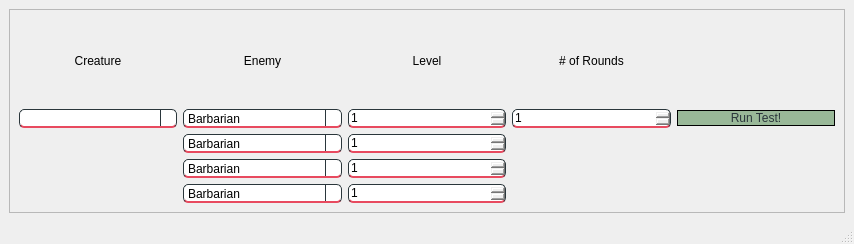
This is UI/TestMod.ui in TheNephalian/Senior-Project as Qt 5 draws it before an edit. The edited form follows.
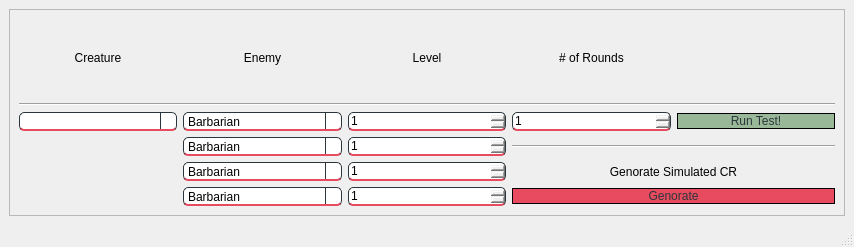
This is the edited form.

```diff
--- a/UI/TestMod.ui
+++ b/UI/TestMod.ui
@@ -7,7 +7,7 @@
     <x>0</x>
     <y>0</y>
     <width>854</width>
-    <height>244</height>
+    <height>247</height>
    </rect>
   </property>
   <property name="windowTitle">
@@ -57,28 +57,37 @@
          <x>0</x>
          <y>0</y>
          <width>834</width>
-         <height>181</height>
+         <height>184</height>
         </rect>
        </property>
        <layout class="QGridLayout" name="gridLayout">
-        <item row="0" column="0">
-         <widget class="QLabel" name="label">
-          <property name="text">
-           <string>Creature</string>
-          </property>
-          <property name="alignment">
-           <set>Qt::AlignCenter</set>
-          </property>
-         </widget>
-        </item>
-        <item row="0" column="1">
-         <widget class="QLabel" name="label_2">
-          <property name="text">
-           <string>Enemy</string>
-          </property>
-          <property name="alignment">
-           <set>Qt::AlignCenter</set>
-          </property>
+        <item row="5" column="1">
+         <widget class="QComboBox" name="enemyComboBox_4">
+          <item>
+           <property name="text">
+            <string>Barbarian</string>
+           </property>
+          </item>
+          <item>
+           <property name="text">
+            <string>Fighter</string>
+           </property>
+          </item>
+          <item>
+           <property name="text">
+            <string>Ranger</string>
+           </property>
+          </item>
+          <item>
+           <property name="text">
+            <string>Rogue</string>
+           </property>
+          </item>
+          <item>
+           <property name="text">
+            <string>Wizard</string>
+           </property>
+          </item>
          </widget>
         </item>
         <item row="0" column="2">
@@ -91,49 +100,37 @@
           </property>
          </widget>
         </item>
-        <item row="0" column="3">
-         <widget class="QLabel" name="label_3">
+        <item row="0" column="0">
+         <widget class="QLabel" name="label">
           <property name="text">
-           <string># of Rounds</string>
+           <string>Creature</string>
           </property>
           <property name="alignment">
            <set>Qt::AlignCenter</set>
           </property>
          </widget>
         </item>
-        <item row="1" column="0">
-         <widget class="QComboBox" name="creatureComboBox"/>
+        <item row="4" column="3" colspan="2">
+         <widget class="QLabel" name="label_5">
+          <property name="text">
+           <string>Genorate Simulated CR</string>
+          </property>
+          <property name="alignment">
+           <set>Qt::AlignCenter</set>
+          </property>
+         </widget>
         </item>
-        <item row="1" column="1">
-         <widget class="QComboBox" name="enemyComboBox">
-          <item>
-           <property name="text">
-            <string>Barbarian</string>
-           </property>
-          </item>
-          <item>
-           <property name="text">
-            <string>Fighter</string>
-           </property>
-          </item>
-          <item>
-           <property name="text">
-            <string>Ranger</string>
-           </property>
-          </item>
-          <item>
-           <property name="text">
-            <string>Rogue</string>
-           </property>
-          </item>
-          <item>
-           <property name="text">
-            <string>Wizard</string>
-           </property>
-          </item>
+        <item row="4" column="2">
+         <widget class="QSpinBox" name="spinBox_3">
+          <property name="minimum">
+           <number>1</number>
+          </property>
+          <property name="maximum">
+           <number>20</number>
+          </property>
          </widget>
         </item>
-        <item row="1" column="2">
+        <item row="2" column="2">
          <widget class="QSpinBox" name="spinBox">
           <property name="minimum">
            <number>1</number>
@@ -143,14 +140,14 @@
           </property>
          </widget>
         </item>
-        <item row="1" column="3">
+        <item row="2" column="3">
          <widget class="QSpinBox" name="roundSpinBox">
           <property name="minimum">
            <number>1</number>
           </property>
          </widget>
         </item>
-        <item row="1" column="4">
+        <item row="2" column="4">
          <widget class="QPushButton" name="runTestButton">
           <property name="styleSheet">
            <string notr="true">color: rgb(42, 54, 59);
@@ -161,8 +158,39 @@
           </property>
          </widget>
         </item>
+        <item row="2" column="0">
+         <widget class="QComboBox" name="creatureComboBox"/>
+        </item>
+        <item row="5" column="3" colspan="2">
+         <widget class="QPushButton" name="pushButton">
+          <property name="styleSheet">
+           <string notr="true">color: rgb(42, 54, 59);
+background-color: rgb(232, 74, 95);</string>
+          </property>
+          <property name="text">
+           <string>Genorate</string>
+          </property>
+         </widget>
+        </item>
+        <item row="3" column="3" colspan="2">
+         <widget class="Line" name="line">
+          <property name="orientation">
+           <enum>Qt::Horizontal</enum>
+          </property>
+         </widget>
+        </item>
+        <item row="0" column="3">
+         <widget class="QLabel" name="label_3">
+          <property name="text">
+           <string># of Rounds</string>
+          </property>
+          <property name="alignment">
+           <set>Qt::AlignCenter</set>
+          </property>
+         </widget>
+        </item>
         <item row="2" column="1">
-         <widget class="QComboBox" name="enemyComboBox_2">
+         <widget class="QComboBox" name="enemyComboBox">
           <item>
            <property name="text">
             <string>Barbarian</string>
@@ -190,8 +218,8 @@
           </item>
          </widget>
         </item>
-        <item row="2" column="2">
-         <widget class="QSpinBox" name="spinBox_2">
+        <item row="5" column="2">
+         <widget class="QSpinBox" name="spinBox_4">
           <property name="minimum">
            <number>1</number>
           </property>
@@ -200,8 +228,18 @@
           </property>
          </widget>
         </item>
+        <item row="0" column="1">
+         <widget class="QLabel" name="label_2">
+          <property name="text">
+           <string>Enemy</string>
+          </property>
+          <property name="alignment">
+           <set>Qt::AlignCenter</set>
+          </property>
+         </widget>
+        </item>
         <item row="3" column="1">
-         <widget class="QComboBox" name="enemyComboBox_3">
+         <widget class="QComboBox" name="enemyComboBox_2">
           <item>
            <property name="text">
             <string>Barbarian</string>
@@ -230,7 +268,7 @@
          </widget>
         </item>
         <item row="3" column="2">
-         <widget class="QSpinBox" name="spinBox_3">
+         <widget class="QSpinBox" name="spinBox_2">
           <property name="minimum">
            <number>1</number>
           </property>
@@ -240,7 +278,7 @@
          </widget>
         </item>
         <item row="4" column="1">
-         <widget class="QComboBox" name="enemyComboBox_4">
+         <widget class="QComboBox" name="enemyComboBox_3">
           <item>
            <property name="text">
             <string>Barbarian</string>
@@ -268,13 +306,10 @@
           </item>
          </widget>
         </item>
-        <item row="4" column="2">
-         <widget class="QSpinBox" name="spinBox_4">
-          <property name="minimum">
-           <number>1</number>
-          </property>
-          <property name="maximum">
-           <number>20</number>
+        <item row="1" column="0" colspan="5">
+         <widget class="Line" name="line_2">
+          <property name="orientation">
+           <enum>Qt::Horizontal</enum>
           </property>
          </widget>
         </item>
```
